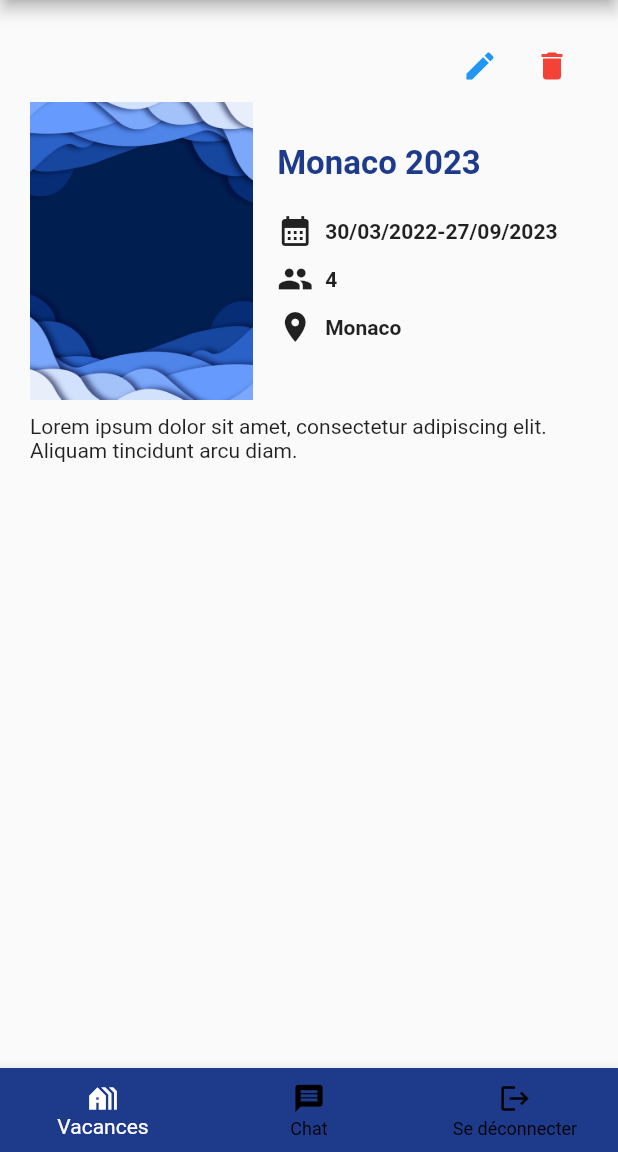
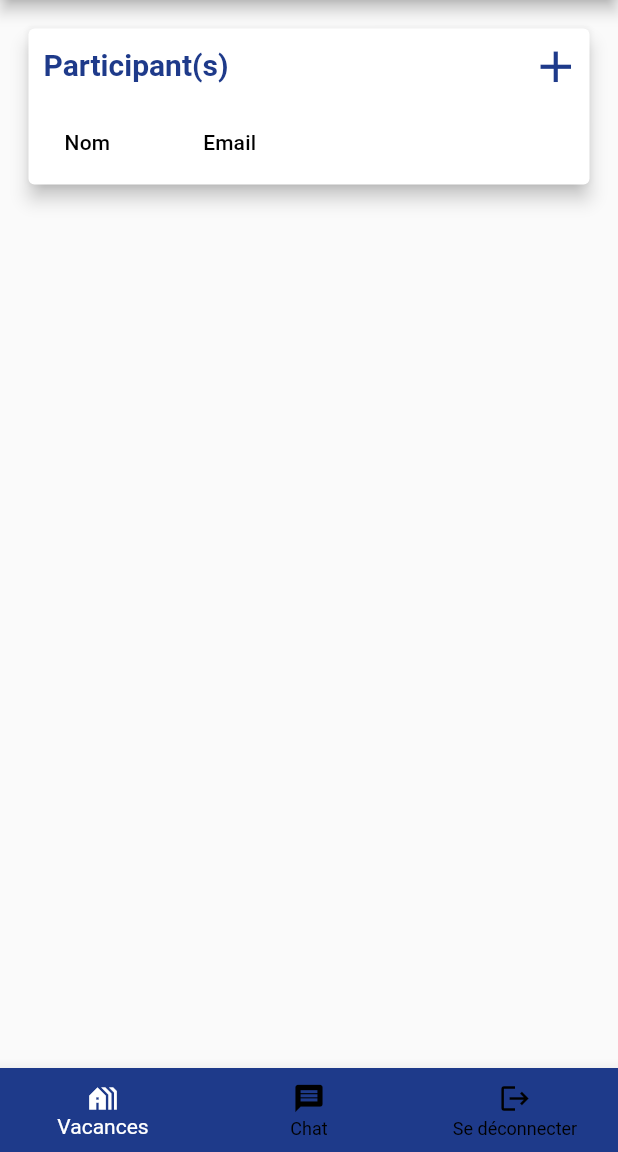
Before and after one commit to ZKYZ28/holiday_front, a Flutter app: the screen it shows after launch, on a phone screen of 412 x 824 dp, the part 84-1236 px from its top. Run offline on Flutter 3.47's test engine with Material 2 defaults, Android fonts, the phone set to English and light mode, and no system bars; our stand-ins replace date_field, image_picker.

Commit message:
Debut MyHolidayPage

```diff
--- a/lib/main.dart
+++ b/lib/main.dart
@@ -1,5 +1,8 @@
 import 'package:flutter/material.dart';
 import 'package:holiday_mobile/presentation/screens/activity_page.dart';
+import 'package:holiday_mobile/presentation/screens/encode_activity.dart';
+
+import 'presentation/screens/myholiday_screen.dart';
 
 
 void main() {
@@ -31,7 +34,7 @@ class _MyAppState extends State<MyApp> {
           backgroundColor: Color(0xFF1E3A8A),
         ),
         body: [
-          Activity(),
+          MyHolidayPage(),
         ][_currentIndex],
         bottomNavigationBar: BottomNavigationBar(
           currentIndex: _currentIndex,
--- a/lib/presentation/screens/holidays_page.dart
+++ b/lib/presentation/screens/holidays_page.dart
@@ -93,7 +93,7 @@ class _HolidaysPageState extends State<HolidaysPage> {
                       Row(
                         mainAxisAlignment: MainAxisAlignment.spaceBetween,
                         children: [
-                          Spacer(), // Pour mettre les éléments à droite
+                          const Spacer(), // Pour mettre les éléments à droite
                           IconButton(
                             onPressed: () {
 
--- /dev/null
+++ b/lib/presentation/screens/myholiday_screen.dart
@@ -0,0 +1,41 @@
+import 'package:flutter/material.dart';
+import 'package:flutter/widgets.dart';
+import 'package:holiday_mobile/presentation/widgets/participant_card.dart';
+
+class MyHolidayPage extends StatefulWidget {
+  const MyHolidayPage({super.key});
+
+  @override
+  State<MyHolidayPage> createState() => _MyHolidayPageState();
+}
+
+class _MyHolidayPageState extends State<MyHolidayPage> {
+
+  @override
+  Widget build(BuildContext context) {
+    final screenWidth = MediaQuery.of(context).size.width;
+    final screenHeight = MediaQuery.of(context).size.height;
+
+    // Calculez les largeurs des colonnes en pourcentage
+    final nameColumnWidth = screenWidth * 0.20;
+    final emailColumnWidth = screenWidth * 0.45;
+    final buttonColumnWidth = screenWidth * 0.20;
+    final tableParticipantsHeight = screenHeight * 0.23;
+
+    return Padding(
+      padding: const EdgeInsets.all(15),
+      child: Column(
+        children: [
+          ParticipantCard(
+              nameColumnWidth: nameColumnWidth,
+              emailColumnWidth: emailColumnWidth,
+              buttonColumnWidth: buttonColumnWidth,
+              tableParticipantsHeight: tableParticipantsHeight,
+              title: 'Participant(s)',
+              icon: Icons.add,
+          )
+        ],
+      ),
+    );
+  }
+}
--- /dev/null
+++ b/lib/presentation/widgets/participant_card.dart
@@ -0,0 +1,139 @@
+import 'package:flutter/material.dart';
+
+class ParticipantCard extends StatefulWidget {
+  final double nameColumnWidth;
+  final double emailColumnWidth;
+  final double buttonColumnWidth;
+  final double tableParticipantsHeight;
+  final String title;
+  final IconData? icon;
+
+  const ParticipantCard({
+    super.key,
+    required this.nameColumnWidth,
+    required this.emailColumnWidth,
+    required this.buttonColumnWidth,
+    required this.tableParticipantsHeight,
+    required this.title,
+    this.icon,
+  });
+
+  @override
+  State<ParticipantCard> createState() => _ParticipantCardState();
+}
+
+class _ParticipantCardState extends State<ParticipantCard> {
+  List<Map<String, String>> participants = [];
+
+  void _addParticipant(String name, String email) {
+    setState(() {
+      participants.add({'name': name, 'email': email});
+    });
+  }
+
+  void _removeParticipant(int index) {
+    setState(() {
+      participants.removeAt(index);
+    });
+  }
+
+  @override
+  Widget build(BuildContext context) {
+    return Card(
+      elevation: 5,
+      child: Column(
+        children: [
+          Row(
+            mainAxisAlignment: MainAxisAlignment.spaceBetween,
+            children: [
+              Container(
+                margin: const EdgeInsets.fromLTRB(10, 0, 0, 0),
+                child: Text(
+                  widget.title,
+                  style: TextStyle(
+                      fontWeight: FontWeight.bold,
+                      fontSize: 20,
+                      color: Color(0xFF1E3A8A)),
+                ),
+              ),
+              if (widget.icon != null)
+                IconButton(
+                    icon: Icon(
+                      widget.icon,
+                      size: 35,
+                      color: Color(0xFF1E3A8A),
+                    ),
+                    onPressed: () => _addParticipant(
+                        "Edwinaaaaaaaa", "e.devlegelaer@student.hemo.be")),
+            ],
+          ),
+          Container(
+            constraints: BoxConstraints(
+                // Limiter la hauteur du container pour limiter la tailel des participants
+                maxHeight: widget.tableParticipantsHeight),
+            child: SingleChildScrollView(
+              scrollDirection: Axis.vertical,
+              child: DataTable(
+                columnSpacing: 10,
+                columns: [
+                  DataColumn(
+                    label: SizedBox(
+                      width: widget.nameColumnWidth,
+                      // 20% de la largeur de l'écran
+                      child: Text('Nom'),
+                    ),
+                  ),
+                  DataColumn(
+                    label: SizedBox(
+                      width: widget.emailColumnWidth,
+                      // 50% de la largeur de l'écran
+                      child: Text('Email'),
+                    ),
+                  ),
+                  DataColumn(
+                    label: SizedBox(
+                      width: widget.buttonColumnWidth,
+                      // 20% de la largeur de l'écran
+                      child: Text(''),
+                    ),
+                  ),
+                ],
+                rows: List<DataRow>.generate(
+                  participants.length,
+                  (index) => DataRow(cells: [
+                    DataCell(
+                      SizedBox(
+                        width: widget.nameColumnWidth,
+                        child: Text(
+                          participants[index]['name'] ?? '',
+                        ),
+                      ),
+                    ),
+                    DataCell(
+                      SizedBox(
+                        width: widget.emailColumnWidth,
+                        child: Text(
+                          participants[index]['email'] ?? '',
+                        ),
+                      ),
+                    ),
+                    DataCell(
+                      SizedBox(
+                        width: widget.buttonColumnWidth,
+                        child: IconButton(
+                          icon: const Icon(Icons.delete),
+                          color: Colors.red,
+                          onPressed: () => _removeParticipant(index),
+                        ),
+                      ),
+                    ),
+                  ]),
+                ),
+              ),
+            ),
+          )
+        ],
+      ),
+    );
+  }
+}
```
Also changed, not shown: lib/presentation/screens/encode_activity.dart (+22 -22 lines), lib/presentation/screens/encode_holiday.dart (+4 -4 lines).
